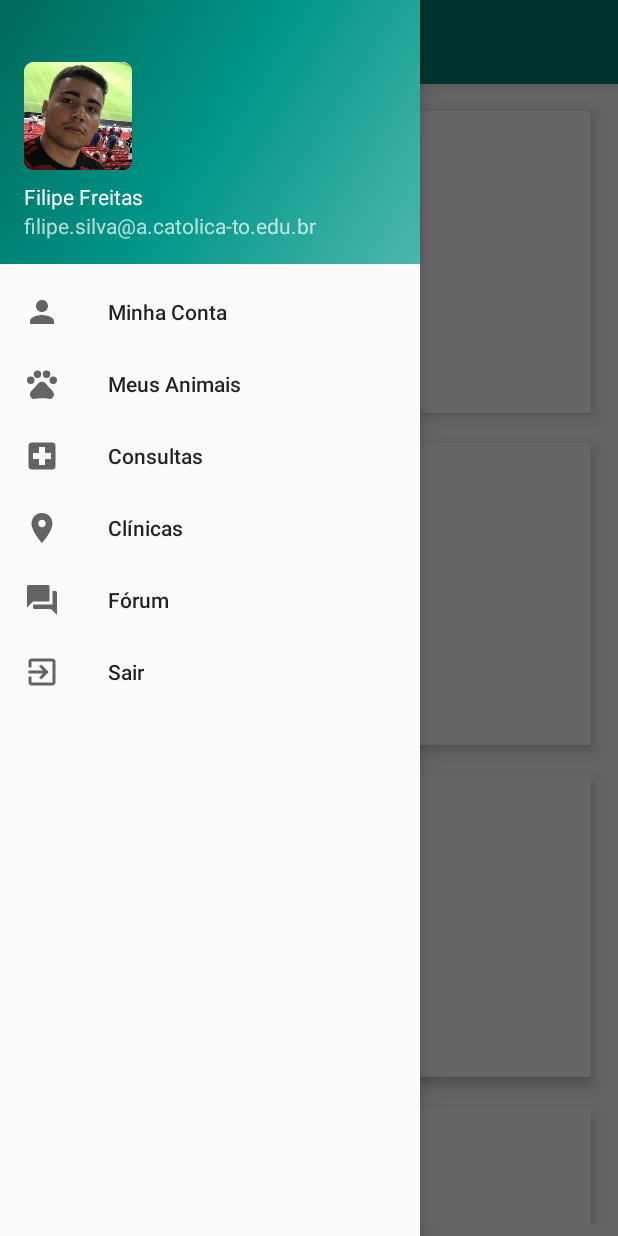
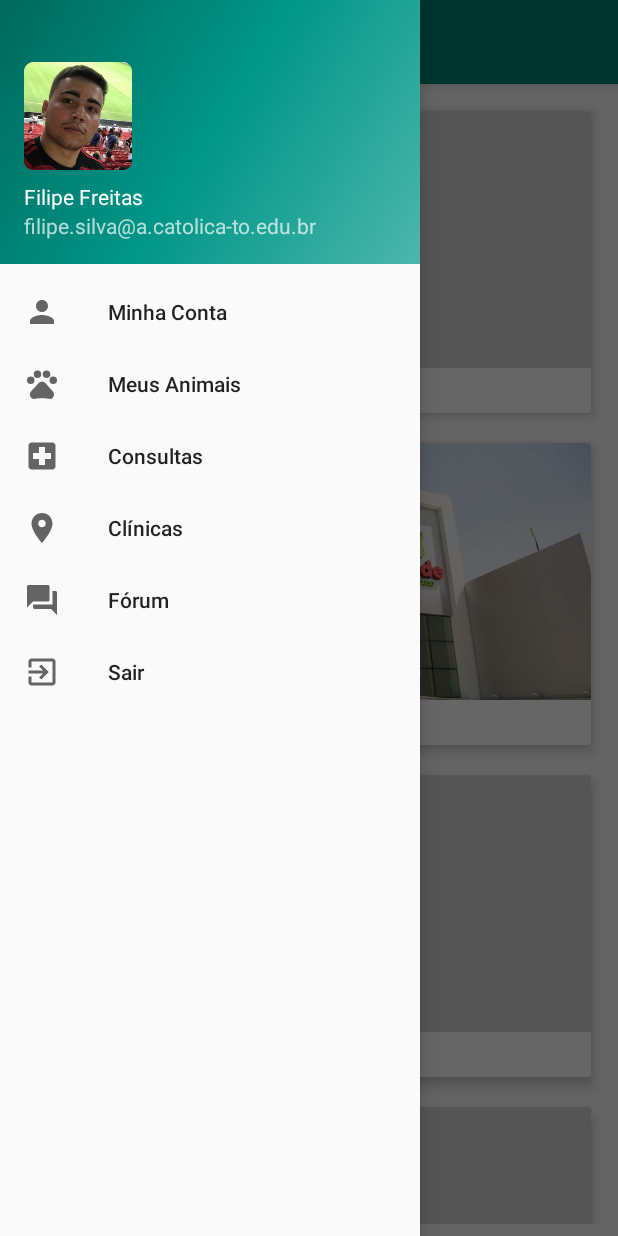
Before and after one commit to filipefreitassilva/MeuVeterinrio, an Android app: the fragment Fragment_clinicas placed in its activity, with the side drawer open, on a phone screen of 412 x 824 dp. Run offline under Robolectric (Android 15) with nearby library versions, the phone set to English and light mode, and no system bars.

Commit message:
atualização

```diff
--- a/app/src/main/java/meuveterinario/filipe/com/br/meuveterinrio/Clinicas/Clinica.java
+++ b/app/src/main/java/meuveterinario/filipe/com/br/meuveterinrio/Clinicas/Clinica.java
@@ -1,16 +1,18 @@
 package meuveterinario.filipe.com.br.meuveterinrio.Clinicas;
+
+import android.graphics.Bitmap;
 
 public class Clinica {
 
     private int clinicaId;
-    private String imagemClinica;
+    private Bitmap imagemClinica;
     private String nomeClinica;
     private String telefoneClinica;
     private String enderecoClinica;
     private String medicoClinica;
 
     public Clinica(){}
-    public Clinica(int clinicaId, String imagemClinica, String nomeClinica, String telefoneClinica, String enderecoClinica, String medicoClinica){
+    public Clinica(int clinicaId, Bitmap imagemClinica, String nomeClinica, String telefoneClinica, String enderecoClinica, String medicoClinica){
         this.clinicaId = clinicaId;
         this.imagemClinica = imagemClinica;
         this.nomeClinica = nomeClinica;
@@ -61,11 +63,11 @@ public class Clinica {
         this.medicoClinica = medicoClinica;
     }
 
-    public String getImagemClinica() {
+    public Bitmap getImagemClinica() {
         return imagemClinica;
     }
 
-    public void setImagemClinica(String imagemClinica) {
+    public void setImagemClinica(Bitmap imagemClinica) {
         this.imagemClinica = imagemClinica;
     }
 
--- a/app/src/main/java/meuveterinario/filipe/com/br/meuveterinrio/Clinicas/ClinicaAdapter.java
+++ b/app/src/main/java/meuveterinario/filipe/com/br/meuveterinrio/Clinicas/ClinicaAdapter.java
@@ -1,6 +1,7 @@
 package meuveterinario.filipe.com.br.meuveterinrio.Clinicas;
 
 import android.content.Intent;
+import android.graphics.Bitmap;
 import android.os.Bundle;
 import android.support.annotation.NonNull;
 import android.support.v7.widget.RecyclerView;
@@ -41,6 +42,11 @@ public class ClinicaAdapter extends RecyclerView.Adapter<ClinicaHolder>{
         final int id = clinica.getClinicaId();
         clinica.getImagemClinica();
 
+
+
+        holder.getImagemClinica().setImageBitmap(clinica.getImagemClinica());
+
+
         //.setImageResource(R.drawable.my_image);
         //Picasso.get().load(serie.getSerieImage()).into(holder.getSerieBackdrop());
 
--- a/app/src/main/java/meuveterinario/filipe/com/br/meuveterinrio/Clinicas/Fragment_clinicas.java
+++ b/app/src/main/java/meuveterinario/filipe/com/br/meuveterinrio/Clinicas/Fragment_clinicas.java
@@ -1,6 +1,8 @@
 package meuveterinario.filipe.com.br.meuveterinrio.Clinicas;
 
 
+import android.graphics.Bitmap;
+import android.graphics.BitmapFactory;
 import android.os.Bundle;
 import android.support.v4.app.Fragment;
 import android.support.v7.widget.DefaultItemAnimator;
@@ -41,11 +43,11 @@ public class Fragment_clinicas extends Fragment {
         RecyclerView.LayoutManager layoutManager = new LinearLayoutManager(getContext());
         recyclerView.setLayoutManager(layoutManager);
 
-        this.listaClinicas.add(new Clinica(1, "Clinica Palmas", "Clinica Palmas", "9879879879", "Rua Barão", "José Pereira"));
-        this.listaClinicas.add(new Clinica(1, "Clinica Palmas", "Clinica Palmas", "9879879879", "Rua Barão", "José Pereira"));
-        this.listaClinicas.add(new Clinica(1, "Clinica Palmas", "Clinica Palmas", "9879879879", "Rua Barão", "José Pereira"));
-        this.listaClinicas.add(new Clinica(1, "Clinica Palmas", "Clinica Palmas", "9879879879", "Rua Barão", "José Pereira"));
-        this.listaClinicas.add(new Clinica(1, "Clinica Palmas", "Clinica Palmas", "9879879879", "Rua Barão", "José Pereira"));
+        this.listaClinicas.add(new Clinica(1, BitmapFactory.decodeResource(getResources(), R.drawable.clinica1), "Clinica Palmas", "9879879879", "Rua Barão", "José Pereira"));
+        this.listaClinicas.add(new Clinica(1, BitmapFactory.decodeResource(getResources(), R.drawable.clinica2), "Clinica Palmas", "9879879879", "Rua Barão", "José Pereira"));
+        this.listaClinicas.add(new Clinica(1, BitmapFactory.decodeResource(getResources(), R.drawable.clinica1), "Clinica Palmas", "9879879879", "Rua Barão", "José Pereira"));
+        this.listaClinicas.add(new Clinica(1, BitmapFactory.decodeResource(getResources(), R.drawable.clinica1), "Clinica Palmas", "9879879879", "Rua Barão", "José Pereira"));
+        this.listaClinicas.add(new Clinica(1, BitmapFactory.decodeResource(getResources(), R.drawable.clinica1), "Clinica Palmas", "9879879879", "Rua Barão", "José Pereira"));
 
         clinicaAdapter = new ClinicaAdapter(this.listaClinicas);
 
```
